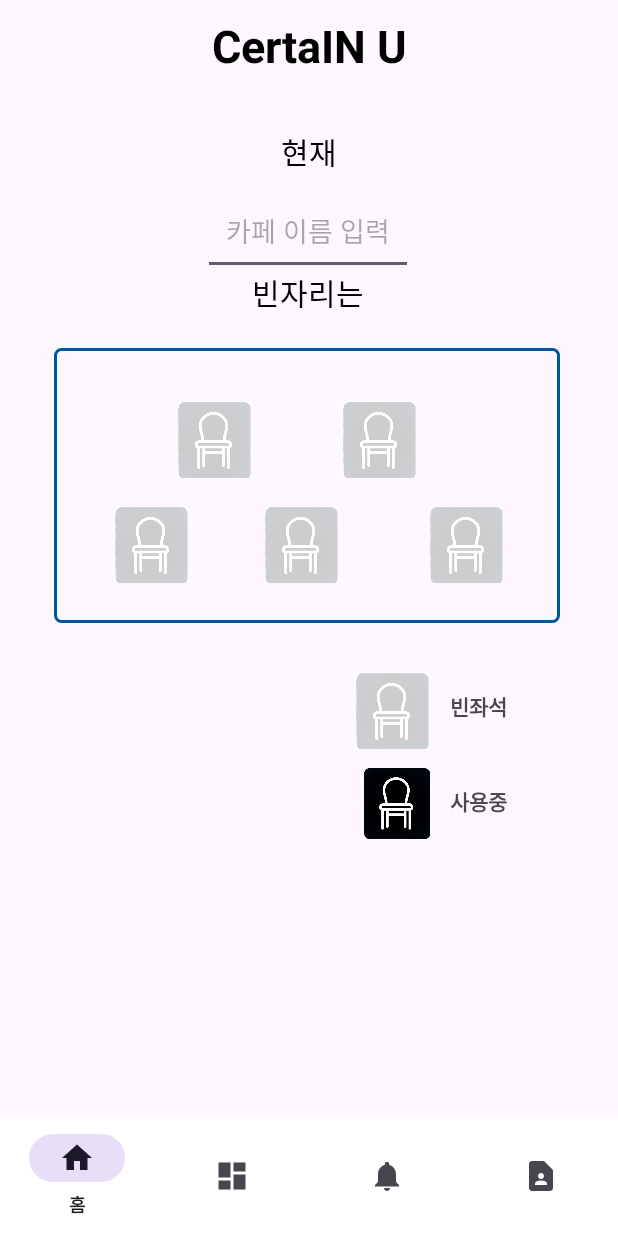
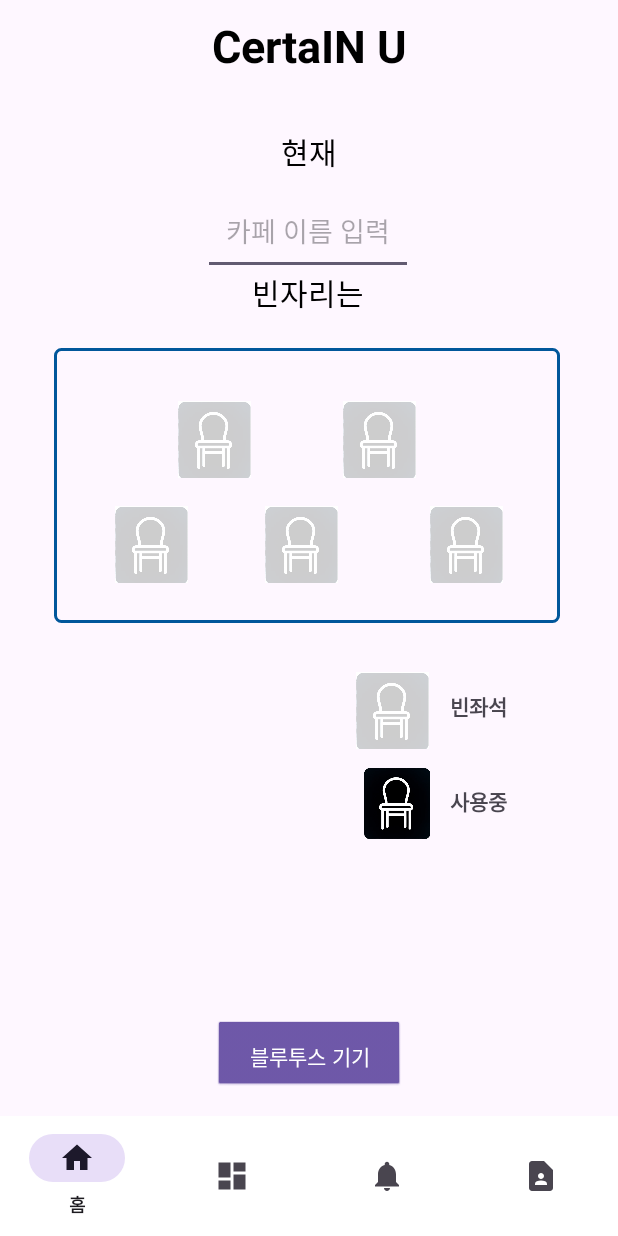
Before and after one commit to blue032/ABO, an Android app: the SeatActivity screen opened directly, with no data from a screen before it, on a phone screen of 412 x 824 dp. Run offline under Robolectric (Android 15) with nearby library versions, the phone set to English and light mode, and no system bars.

Commit message:
블루투스 기기 검색 프론트 완

```diff
--- a/app/src/main/AndroidManifest.xml
+++ b/app/src/main/AndroidManifest.xml
@@ -118,6 +118,9 @@
         <activity android:name=".CeoWriteBoardActivity">
         </activity>
 
+        <activity android:name=".BluetoothDeviceActivity">
+        </activity>
+
         <meta-data
             android:name="com.google.android.gms.version"
             android:value="@integer/google_play_services_version" />
--- a/app/src/main/java/com/example/myapplication/SeatActivity.java
+++ b/app/src/main/java/com/example/myapplication/SeatActivity.java
@@ -3,6 +3,8 @@ package com.example.myapplication;
 import android.content.Intent;
 import android.os.Bundle;
 import android.view.MenuItem;
+import android.view.View;
+import android.widget.Button;
 import android.widget.EditText;
 
 import androidx.annotation.NonNull;
@@ -23,7 +25,19 @@ public class SeatActivity extends AppCompatActivity {
         // EditText에 카페 이름 설정
         EditText editTextCafeName = findViewById(R.id.editcafename);
         editTextCafeName.setText(cafeName);
+        Button bluetoothButton = findViewById(R.id.button_bluetooth);
 
+        // 버튼에 클릭 리스너를 설정합니다.
+        bluetoothButton.setOnClickListener(new View.OnClickListener() {
+            @Override
+            public void onClick(View view) {
+                // BluetoothDeviceActivity로 전환하는 인텐트를 생성합니다.
+                Intent intent = new Intent(SeatActivity.this, BluetoothDeviceActivity.class);
+
+                // 인텐트를 시작합니다.
+                startActivity(intent);
+            }
+        });
         // BottomNavigationView 설정
         BottomNavigationView bottomNavigationView = findViewById(R.id.bottom_navigation_view);
         bottomNavigationView.setOnNavigationItemSelectedListener(new BottomNavigationView.OnNavigationItemSelectedListener() {
--- a/app/src/main/res/layout/activity_seat.xml
+++ b/app/src/main/res/layout/activity_seat.xml
@@ -167,6 +167,17 @@
         app:layout_constraintStart_toStartOf="parent"
         app:layout_constraintTop_toTopOf="parent" /> <!-- 빈 좌석 이미지 -->
 
+    <Button
+        android:id="@+id/button_bluetooth"
+        android:layout_width="wrap_content"
+        android:layout_height="wrap_content"
+        android:text="블루투스 기기"
+        app:layout_constraintStart_toStartOf="parent"
+        app:layout_constraintEnd_toEndOf="parent"
+        app:layout_constraintBottom_toTopOf="@id/bottom_navigation_view"
+        android:layout_marginBottom="16dp"
+        android:background="@android:drawable/btn_default" />
+
     <com.google.android.material.bottomnavigation.BottomNavigationView
         android:id="@+id/bottom_navigation_view"
         android:layout_width="match_parent"
```
Also changed, not shown: app/src/main/java/com/example/myapplication/BluetoothDeviceActivity.java (added, +13 -0 lines), app/src/main/res/layout/activity_bluetooth_device.xml (added, +82 -0 lines).
